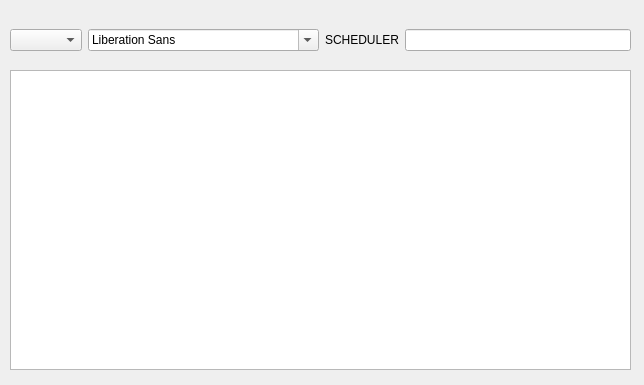
Qt form tabelas.ui (Evolker/TRA1-ARQ2) before a commit.
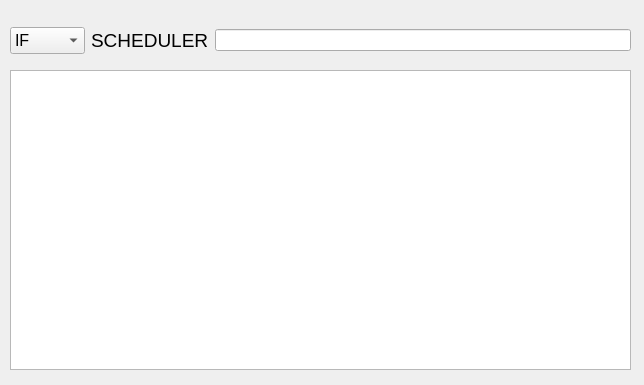
The same form after that commit.

What changed in the file:
```diff
--- a/tabelas.ui
+++ b/tabelas.ui
@@ -34,19 +34,52 @@
    </property>
    <layout class="QGridLayout" name="gridLayout">
     <item row="0" column="0">
-     <widget class="QComboBox" name="comboBox"/>
+     <widget class="QComboBox" name="Box_tabelas">
+      <property name="font">
+       <font>
+        <pointsize>12</pointsize>
+       </font>
+      </property>
+      <item>
+       <property name="text">
+        <string>IF</string>
+       </property>
+      </item>
+      <item>
+       <property name="text">
+        <string>ID</string>
+       </property>
+      </item>
+      <item>
+       <property name="text">
+        <string>EX</string>
+       </property>
+      </item>
+      <item>
+       <property name="text">
+        <string>W</string>
+       </property>
+      </item>
+      <item>
+       <property name="text">
+        <string>Todos</string>
+       </property>
+      </item>
+     </widget>
     </item>
     <item row="0" column="1">
-     <widget class="QFontComboBox" name="fontComboBox"/>
-    </item>
-    <item row="0" column="2">
      <widget class="QLabel" name="label_SCHEDULER">
+      <property name="font">
+       <font>
+        <pointsize>14</pointsize>
+       </font>
+      </property>
       <property name="text">
        <string>SCHEDULER</string>
       </property>
      </widget>
     </item>
-    <item row="0" column="3">
+    <item row="0" column="2">
      <widget class="QLineEdit" name="lineEdit_SCHEDULER"/>
     </item>
    </layout>
```
